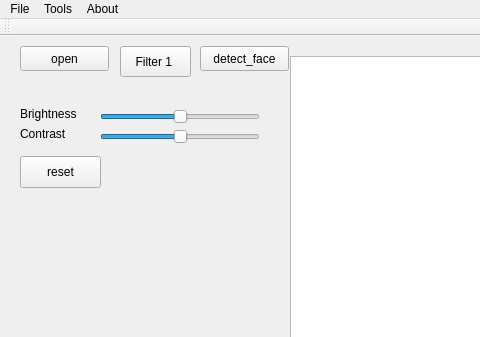
This is view.ui in yang-han/GraphicsEditor as Qt 5 draws it before an edit; both pictures show x 0 to 480 and y 0 to 337 of the 971 by 674 pixel window. The edited form follows.
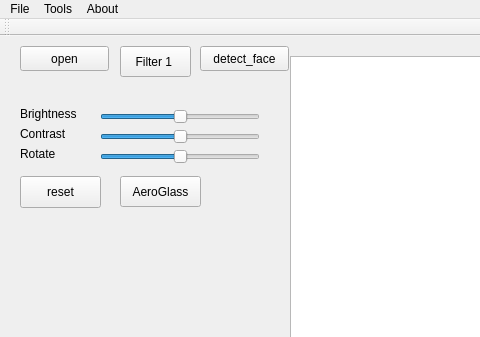
This is the edited form.

What changed in the file:
```diff
--- a/view.ui
+++ b/view.ui
@@ -155,7 +155,7 @@
     <property name="geometry">
      <rect>
       <x>20</x>
-      <y>120</y>
+      <y>140</y>
       <width>81</width>
       <height>32</height>
      </rect>
@@ -177,6 +177,51 @@
      <string>detect_face</string>
     </property>
    </widget>
+   <widget class="QSlider" name="rotateSlider">
+    <property name="geometry">
+     <rect>
+      <x>100</x>
+      <y>110</y>
+      <width>160</width>
+      <height>22</height>
+     </rect>
+    </property>
+    <property name="minimum">
+     <number>-360</number>
+    </property>
+    <property name="maximum">
+     <number>360</number>
+    </property>
+    <property name="orientation">
+     <enum>Qt::Horizontal</enum>
+    </property>
+   </widget>
+   <widget class="QLabel" name="label_4">
+    <property name="geometry">
+     <rect>
+      <x>20</x>
+      <y>110</y>
+      <width>60</width>
+      <height>16</height>
+     </rect>
+    </property>
+    <property name="text">
+     <string>Rotate</string>
+    </property>
+   </widget>
+   <widget class="QPushButton" name="filter_2">
+    <property name="geometry">
+     <rect>
+      <x>120</x>
+      <y>140</y>
+      <width>81</width>
+      <height>31</height>
+     </rect>
+    </property>
+    <property name="text">
+     <string>AeroGlass</string>
+    </property>
+   </widget>
   </widget>
   <widget class="QMenuBar" name="menuBar">
    <property name="geometry">
```
Left out of the diff: 2 changed lines with no effect on the pictures.
